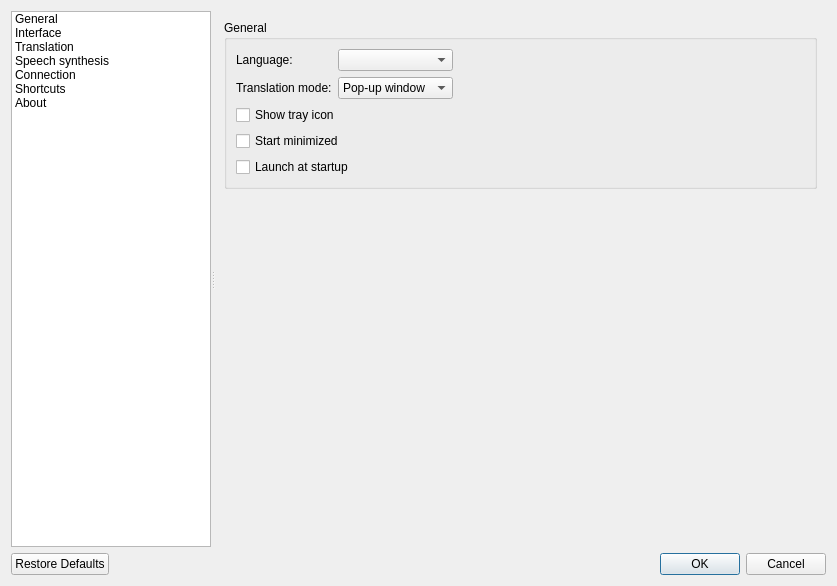
This is src/settings/settingsdialog.ui in crow-translate/crow-translate as Qt 5 draws it before an edit. The edited form follows.
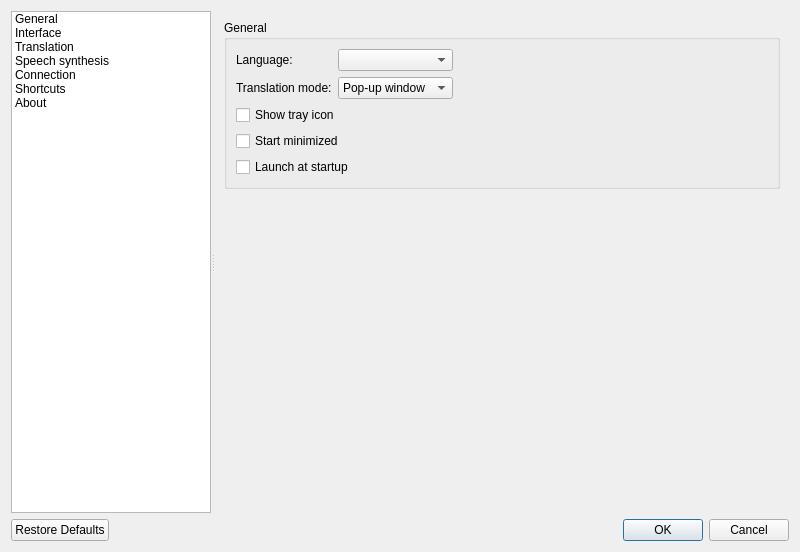
This is the edited form. Icons and pictures are not drawn. Custom widgets are drawn as their Qt base class.

Commit message: translation-mode: fixed some unwanted changes

The edit to the form file:
```diff
--- a/src/settings/settingsdialog.ui
+++ b/src/settings/settingsdialog.ui
@@ -6,8 +6,8 @@
    <rect>
     <x>0</x>
     <y>0</y>
-    <width>837</width>
-    <height>586</height>
+    <width>800</width>
+    <height>552</height>
    </rect>
   </property>
   <property name="windowTitle">
```
The commit also changes 2 other files.
